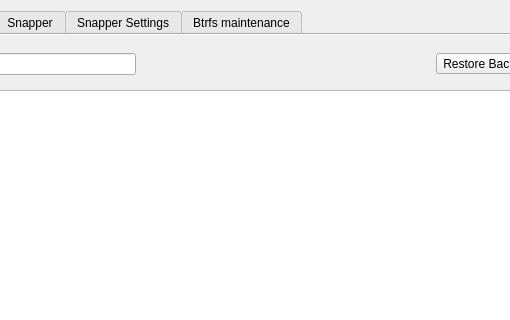
Old version of the form src/ui/MainWindow.ui in the repository bkmo/btrfs-assistant-bkmo; both pictures show x 178 to 688 and y 0 to 320 of the 946 by 717 pixel window.
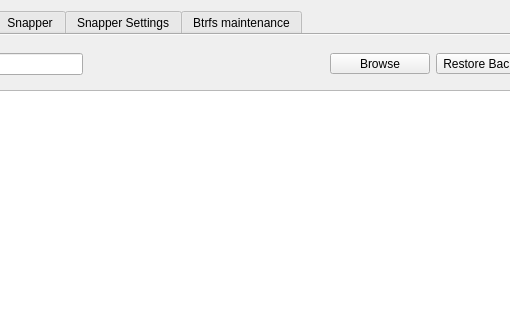
New version of the form. The open tabs and pages were chosen to show the change. Icons and pictures are not drawn. Custom widgets are drawn as their Qt base class.

Commit message: Add file browser for subvolumes

```diff
--- a/src/ui/MainWindow.ui
+++ b/src/ui/MainWindow.ui
@@ -545,6 +545,26 @@
                  </property>
                 </spacer>
                </item>
+               <item>
+                <widget class="QToolButton" name="toolButton_subvolumeBrowse">
+                 <property name="minimumSize">
+                  <size>
+                   <width>100</width>
+                   <height>0</height>
+                  </size>
+                 </property>
+                 <property name="text">
+                  <string>Browse</string>
+                 </property>
+                 <property name="icon">
+                  <iconset resource="../../icons/icons.qrc">
+                   <normaloff>:/icons/folder.svg</normaloff>:/icons/folder.svg</iconset>
+                 </property>
+                 <property name="toolButtonStyle">
+                  <enum>Qt::ToolButtonTextUnderIcon</enum>
+                 </property>
+                </widget>
+               </item>
                <item>
                 <widget class="QToolButton" name="toolButton_subvolRestoreBackup">
                  <property name="minimumSize">
```
The commit also changes 5 other files.
